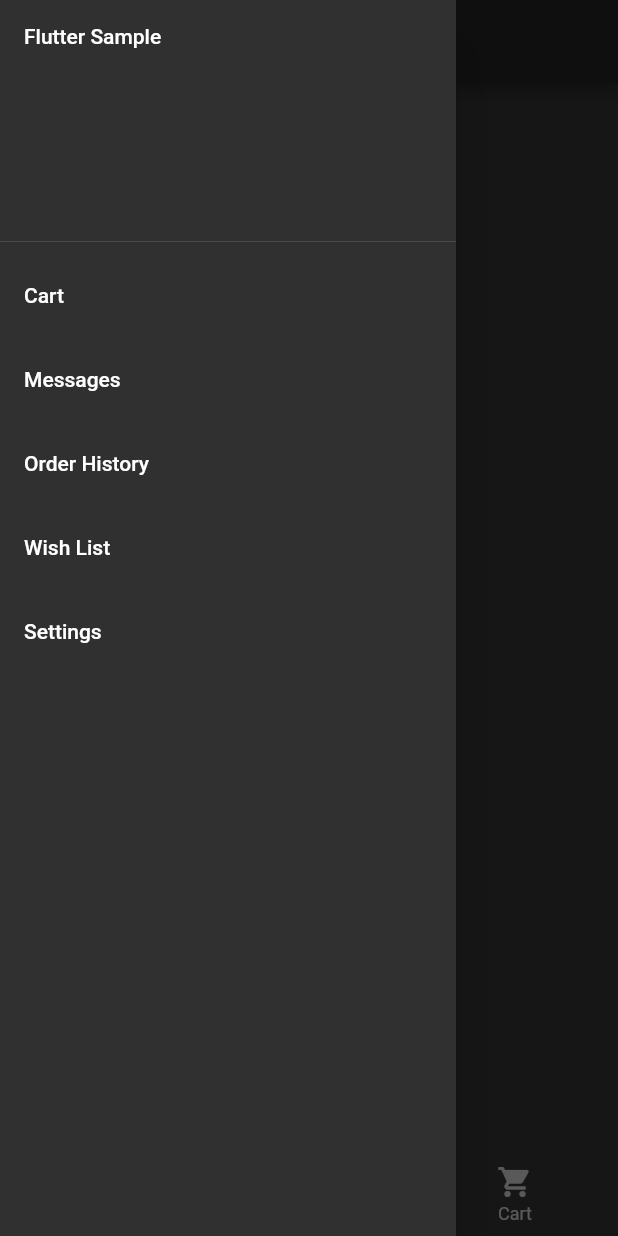
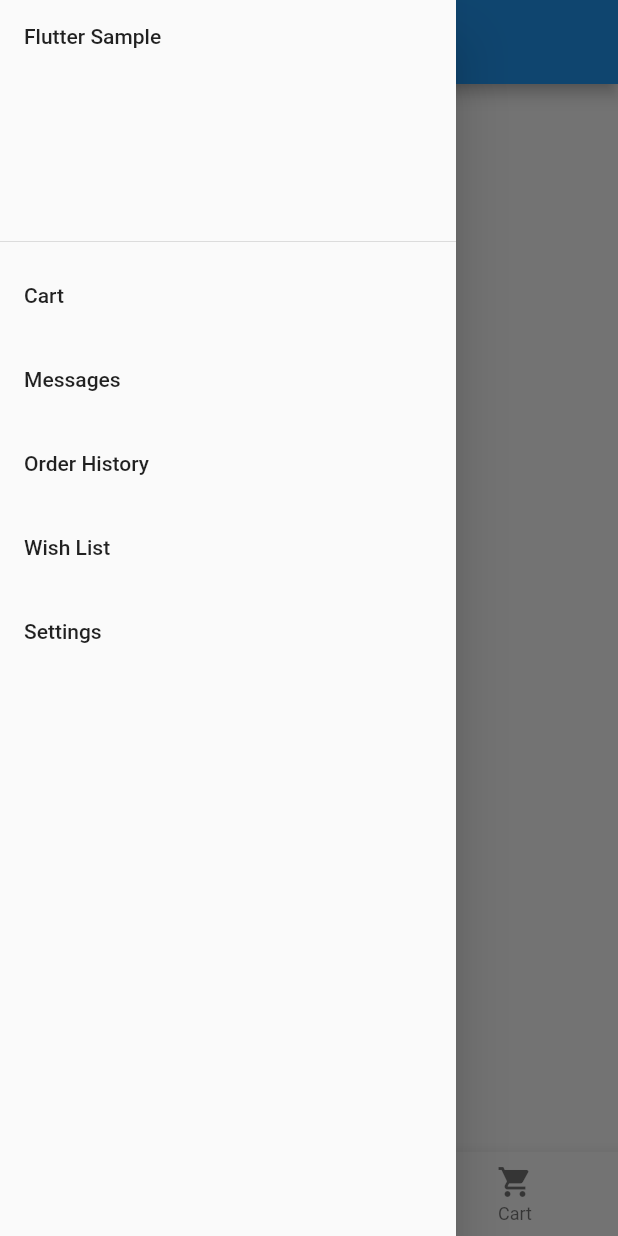
Before and after one commit to thienpow/flutter_shop, a Flutter app: the screen it shows after launch, with the side drawer open, on a phone screen of 412 x 824 dp. Run offline on Flutter 3.47's test engine with Material 2 defaults, Android fonts, the phone set to English and light mode, and no system bars; our stand-ins replace shared_preferences.

Commit message:
persist/store ThemeData to SharedPreferences

```diff
--- a/lib/main.dart
+++ b/lib/main.dart
@@ -4,32 +4,26 @@ import 'package:provider/provider.dart';
 import 'package:flutter_shop/pages/home.dart';
 import 'package:flutter_shop/pages/settings.dart';
 import './theme.dart';
+import 'package:shared_preferences/shared_preferences.dart';
 
-void main() => runApp(
+void main() {
+  SharedPreferences.getInstance().then((prefs) {
 
-  MultiProvider(
-      providers: [
-        ChangeNotifierProvider<ThemeChanger>(builder: (_) => ThemeChanger(ThemeData.dark()),),
-      ],
-      child: new App(),
-  ),
+    bool isThemeDark = prefs.getBool('isThemeDark');
+    if (isThemeDark == null)
+      isThemeDark = false;
 
-);
+    runApp(
+      MultiProvider(
+          providers: [
+            ChangeNotifierProvider<ThemeChanger>(builder: (_) => ThemeChanger(isThemeDark ? ThemeData.dark() : ThemeData.light()),),
+          ],
+          child: new App(),
+      ),
+    );
+  });
 
-/*
-**** this is no more needed because it can be placed into MultiProvider above.
-
-class App extends StatelessWidget {
-  // This widget is the root of your application.
-  @override
-  Widget build(BuildContext context) {
-    return ChangeNotifierProvider<ThemeChanger>(
-      builder: (_) => ThemeChanger(ThemeData.dark()),
-      child: new MaterialAppWithTheme(),
-    );
-  }
 }
-*/
 
 class App extends StatelessWidget {
   @override
--- a/lib/theme.dart
+++ b/lib/theme.dart
@@ -1,12 +1,25 @@
 import 'package:flutter/material.dart';
+import 'package:shared_preferences/shared_preferences.dart';
 
 class ThemeChanger with ChangeNotifier {
+  Future<SharedPreferences> _prefs = SharedPreferences.getInstance();
+
   ThemeData _themeData;
 
-  ThemeChanger(this._themeData);
+  ThemeChanger(ThemeData theme) {
+    this._themeData = theme;
+  }
 
-  getTheme() => _themeData;
-  setTheme(ThemeData theme) {
+   getTheme() {
+    return _themeData;
+  }
+
+  setTheme(ThemeData theme) async {
+
+    SharedPreferences prefs = await _prefs;
+    bool isThemeDark = theme == ThemeData.dark();
+    await prefs.setBool('isThemeDark', isThemeDark);
+
     _themeData = theme;
 
     notifyListeners();
--- a/pubspec.yaml
+++ b/pubspec.yaml
@@ -14,6 +14,7 @@ dependencies:
   cupertino_icons: ^0.1.2
 
   provider: ^3.1.0
+  shared_preferences: 0.5.3+4
 
 dev_dependencies:
   flutter_test:
```
Also changed, not shown: pubspec.lock, 6 other files.
